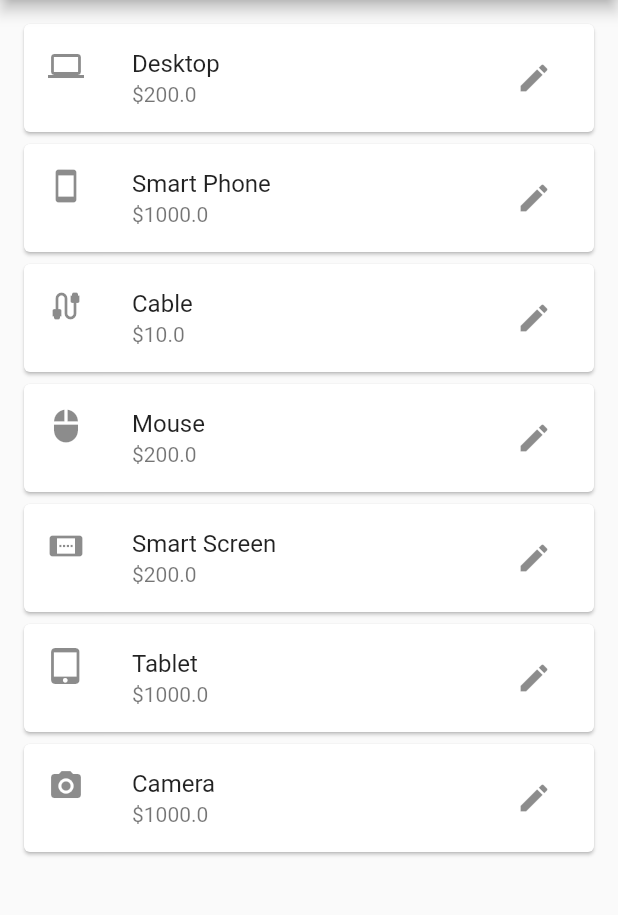
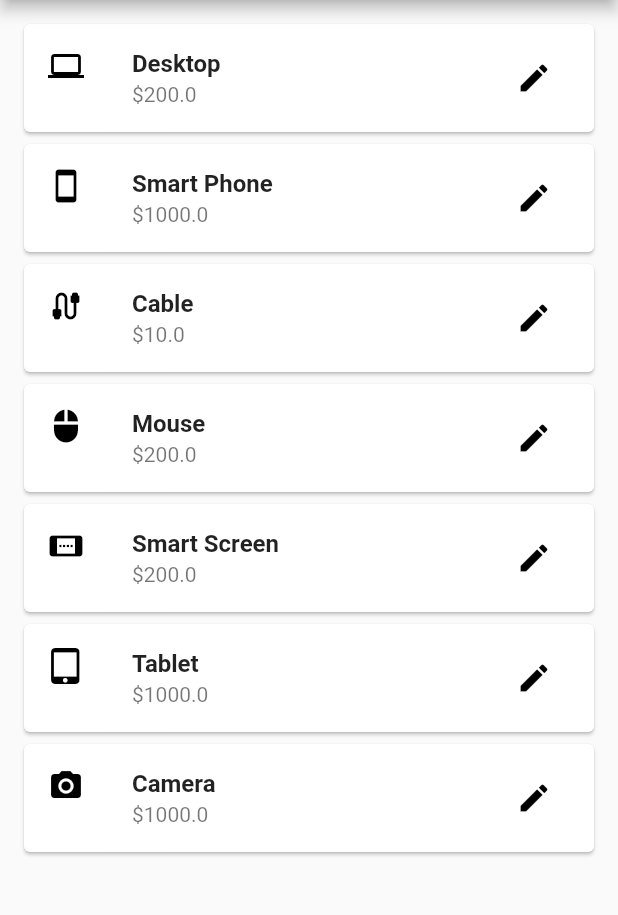
Before and after one commit to AmanuelTefera/mobile-app-assignment, a Flutter app: the screen it shows after launch, on a phone screen of 412 x 824 dp, the part 84-999 px from its top. Run offline on Flutter 3.47's test engine with Material 2 defaults, Android fonts, the phone set to English and light mode, and no system bars.

Commit message:
Update main.dart

```diff
--- a/lib/main.dart
+++ b/lib/main.dart
@@ -6,6 +6,7 @@ class MyApp extends StatelessWidget {
   @override
   Widget build(BuildContext context) {
     return MaterialApp(
+      debugShowCheckedModeBanner: false,
       title: 'List of Items',
       theme: ThemeData(
         primarySwatch: Colors.blue,
@@ -29,7 +30,7 @@ class MyHomePage extends StatelessWidget {
           IconButton(
             icon: Icon(Icons.more_vert),
             onPressed: () {
-
+              // Add your 3 dot option button logic here
             },
           ),
         ],
@@ -108,13 +109,19 @@ class AdBar extends StatelessWidget {
   @override
   Widget build(BuildContext context) {
     return ListTile(
-      leading: Icon(icon),
-      title: Text(label),
+      leading: Icon(icon, color: Colors.black),
+      title: Text(
+        label,
+        style: TextStyle(fontWeight: FontWeight.bold),
+      ),
       subtitle: Text('\$${price.toStringAsFixed(1)}'),
       trailing: IconButton(
-        icon: Icon(Icons.edit),
+        icon: Icon(
+          Icons.edit,
+          color: Colors.black,
+        ),
         onPressed: () {
-
+          // Add your edit button logic here
         },
       ),
     );
```
